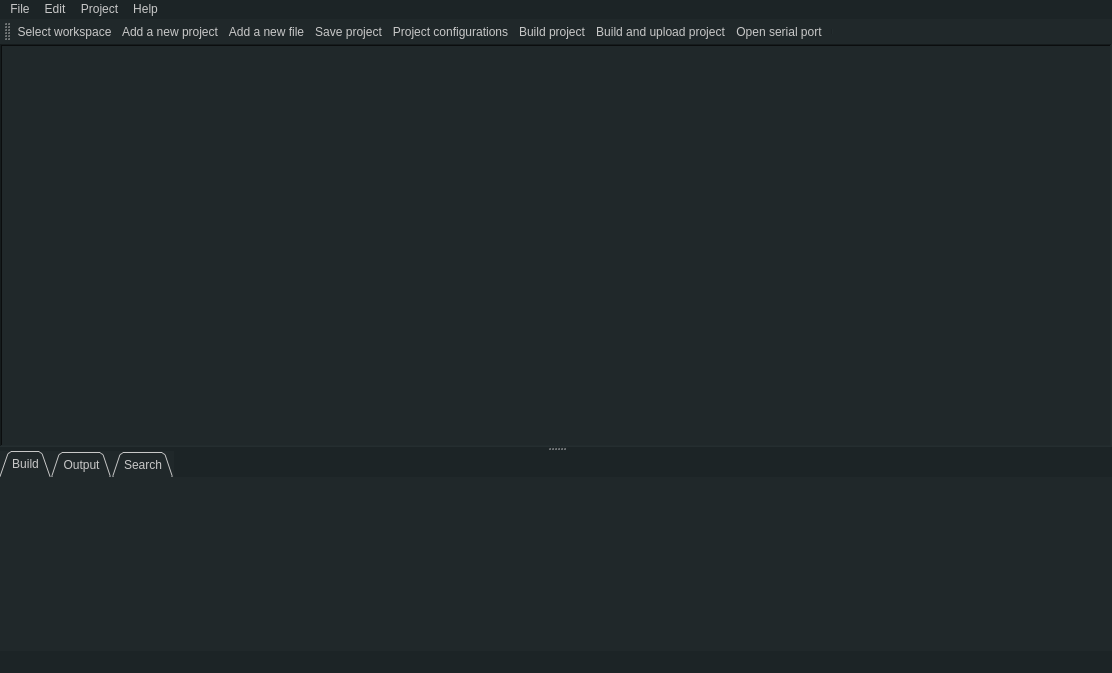
Qt form src/mainwindow.ui (aporto/mariamole) before a commit.
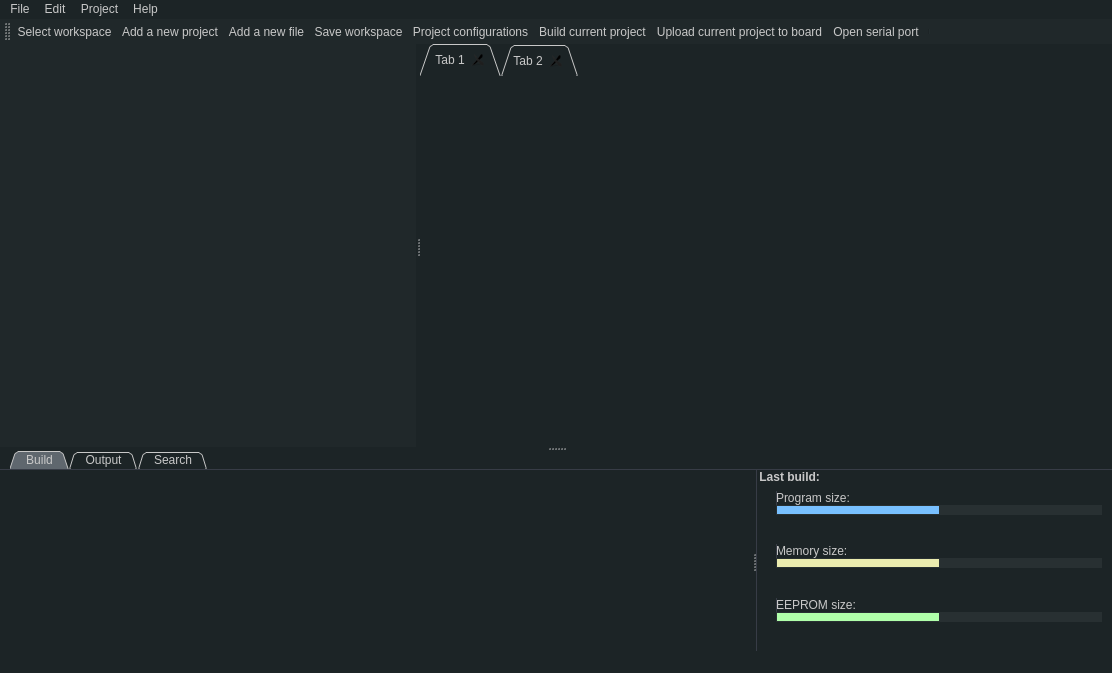
The same form after that commit. The open tabs and pages were chosen to show the change. Icons and pictures are not drawn.

The edit to the form file:
```diff
--- a/src/mainwindow.ui
+++ b/src/mainwindow.ui
@@ -17,9 +17,17 @@
    <bool>false</bool>
   </property>
   <property name="styleSheet">
-   <string notr="true">color:rgb(200,200,200);
-background-color: rgb(28, 36, 38);
-selection-background-color: rgb(68, 85, 89);</string>
+   <string notr="true"> QMenu {
+     background-color: red; /* sets background of the menu */
+     border: 1px solid black;
+ }
+
+QWidget {
+	color:rgb(200,200,200);
+	background-color: rgb(28, 36, 38);
+	selection-background-color: rgb(68, 85, 89);
+}
+</string>
   </property>
   <widget class="QWidget" name="centralWidget">
    <layout class="QGridLayout" name="gridLayout">
@@ -35,68 +43,141 @@
     <property name="bottomMargin">
      <number>0</number>
     </property>
-    <item row="1" column="0">
+    <item row="0" column="0">
      <widget class="QSplitter" name="splitter_2">
       <property name="orientation">
        <enum>Qt::Vertical</enum>
       </property>
       <widget class="QSplitter" name="splitter">
+       <property name="styleSheet">
+        <string notr="true">border: 0px solid;</string>
+       </property>
        <property name="orientation">
         <enum>Qt::Horizontal</enum>
        </property>
        <widget class="QTreeWidget" name="tree">
+        <property name="minimumSize">
+         <size>
+          <width>100</width>
+          <height>0</height>
+         </size>
+        </property>
         <property name="styleSheet">
-         <string notr="true"> background-color: rgb(32,40,42);
-outline: 0;
-border-image: none;</string>
+         <string notr="true"> QTreeView {
+	background-color: rgb(32,40,42);
+	color:rgb(145, 157, 167);
+	outline: 0;
+	border-image: none;
+}
+
+ QTreeView::branch:has-siblings:!adjoins-item {
+     border-image: none;
+ }
+
+ QTreeView::branch:has-siblings:adjoins-item {
+          border-image: none;
+ }
+
+ QTreeView::branch:!has-children:!has-siblings:adjoins-item {
+          border-image: none;
+ }
+
+ QTreeView::branch:has-children:!has-siblings:closed,
+ QTreeView::branch:closed:has-children:has-siblings {
+         border-image: none;
+         image: url(&quot;:/MainWindow/resources/tree_structure/stylesheet-branch-closed.png&quot;);
+ }
+
+ QTreeView::branch:open:has-children:!has-siblings,
+ QTreeView::branch:open:has-children:has-siblings  {
+         border-image: none;
+         image: url(&quot;:/MainWindow/resources/tree_structure/stylesheet-branch-open.png&quot;);
+ }</string>
         </property>
         <property name="frameShape">
-         <enum>QFrame::WinPanel</enum>
+         <enum>QFrame::Box</enum>
+        </property>
+        <property name="frameShadow">
+         <enum>QFrame::Plain</enum>
         </property>
         <property name="lineWidth">
-         <number>5</number>
+         <number>0</number>
+        </property>
+        <property name="midLineWidth">
+         <number>0</number>
+        </property>
+        <property name="sizeAdjustPolicy">
+         <enum>QAbstractScrollArea::AdjustToContentsOnFirstShow</enum>
+        </property>
+        <property name="showDropIndicator" stdset="0">
+         <bool>true</bool>
+        </property>
+        <property name="textElideMode">
+         <enum>Qt::ElideNone</enum>
         </property>
         <property name="rootIsDecorated">
+         <bool>true</bool>
+        </property>
+        <property name="uniformRowHeights">
          <bool>false</bool>
         </property>
         <property name="headerHidden">
          <bool>true</bool>
         </property>
+        <attribute name="headerCascadingSectionResizes">
+         <bool>false</bool>
+        </attribute>
+        <attribute name="headerDefaultSectionSize">
+         <number>500</number>
+        </attribute>
+        <attribute name="headerShowSortIndicator" stdset="0">
+         <bool>false</bool>
+        </attribute>
         <column>
          <property name="text">
           <string notr="true">1</string>
          </property>
         </column>
-        <column>
-         <property name="text">
-          <string>New Column</string>
-         </property>
-        </column>
-        <column>
-         <property name="text">
-          <string>New Column</string>
-         </property>
-        </column>
-        <column>
-         <property name="text">
-          <string>New Column</string>
-         </property>
-        </column>
-        <column>
-         <property name="text">
-          <string>New Column</string>
-         </property>
-        </column>
-        <column>
-         <property name="text">
-          <string>New Column</string>
-         </property>
-        </column>
-        <column>
-         <property name="text">
-          <string>New Column</string>
-         </property>
-        </column>
+       </widget>
+       <widget class="QTabWidget" name="editorTabs">
+        <property name="styleSheet">
+         <string notr="true">border-style: 0px solid;
+background-color: rgb(32, 40, 42);
+
+QTabBar::tab:selected, QTabBar::tab:hover {
+background: qlineargradient(x1: 0, y1: 0, x2: 0, y2: 1, stop: 0 #fafafa, stop: 0.4 #f4f4f4, stop: 0.5 #e7e7e7, stop: 1.0 #fafafa);
+}
+
+QTabBar::tab:selected {
+__border-color: red;
+__border-bottom-color: green; /* same as pane color */
+}
+QTabBar::tab:!selected {
+__margin-top: 2px; /* make non-selected tabs look smaller */
+}</string>
+        </property>
+        <property name="tabShape">
+         <enum>QTabWidget::Triangular</enum>
+        </property>
+        <property name="currentIndex">
+         <number>0</number>
+        </property>
+        <property name="tabsClosable">
+         <bool>true</bool>
+        </property>
+        <property name="movable">
+         <bool>false</bool>
+        </property>
+        <widget class="QWidget" name="widget">
+         <attribute name="title">
+          <string> Tab 1</string>
+         </attribute>
+        </widget>
+        <widget class="QWidget" name="tab_4">
+         <attribute name="title">
+          <string>Tab 2</string>
+         </attribute>
+        </widget>
        </widget>
       </widget>
       <widget class="QTabWidget" name="messageTabs">
@@ -107,8 +188,38 @@
         </size>
        </property>
        <property name="styleSheet">
-        <string notr="true">border-style:solid;
-background-color: rgb(32, 40, 42);</string>
+        <string notr="true"> QTabWidget::pane { /* The tab widget frame */
+     border-top: 1px solid rgb(55, 60,70);
+	border-bottom: none;
+ }
+
+ QTabWidget::tab-bar {
+     left: 10px; /* move to the right by 5px */
+ }
+
+ /* Style the tab using the tab sub-control. Note that
+     it reads QTabBar _not_ QTabWidget */
+ QTabBar::tab {
+     background: rgb(45, 53,60);
+     border: 1px solid rgb(55, 60,70);
+     _border-bottom-color: #C2C7CB; /* same as the pane color */
+     border-top-left-radius: 4px;
+     border-top-right-radius: 4px;
+     min-width: 8ex;
+     padding: 1px 15px;
+ }
+
+ QTabBar::tab:selected, QTabBar::tab:hover {
+     background: rgb(115, 123, 130);
+	_font-weight:bold;
+
+ }
+
+ QTabBar::tab:selected {
+          background: rgb(95, 103,110);
+     _border-bottom-color: #C2C7CB; /* same as pane color */
+ }
+</string>
        </property>
        <property name="tabShape">
         <enum>QTabWidget::Triangular</enum>
@@ -119,14 +230,11 @@
        <property name="tabsClosable">
         <bool>false</bool>
        </property>
-       <widget class="QWidget" name="tab">
+       <widget class="QWidget" name="tabBuildMessages">
         <attribute name="title">
          <string>Build</string>
         </attribute>
         <layout class="QGridLayout" name="gridLayout_3">
-         <property name="leftMargin">
-          <number>0</number>
-         </property>
          <property name="topMargin">
           <number>0</number>
          </property>
@@ -137,11 +245,383 @@
           <number>0</number>
          </property>
          <item row="0" column="0">
-          <widget class="QListWidget" name="listWidget"/>
+          <widget class="QSplitter" name="splitter_3">
+           <property name="minimumSize">
+            <size>
+             <width>5</width>
+             <height>0</height>
+            </size>
+           </property>
+           <property name="styleSheet">
+            <string notr="true">_background-color: rgb(18, 26, 28);</string>
+           </property>
+           <property name="orientation">
+            <enum>Qt::Horizontal</enum>
+           </property>
+           <widget class="QListWidget" name="buildMessages">
+            <property name="minimumSize">
+             <size>
+              <width>0</width>
+              <height>0</height>
+             </size>
+            </property>
+            <property name="font">
+             <font>
+              <pointsize>9</pointsize>
+             </font>
+            </property>
+            <property name="styleSheet">
+             <string notr="true">border:none;
+padding: 5px;
+background-color: rgb(28, 36, 38);</string>
+            </property>
+           </widget>
+           <widget class="QStackedWidget" name="buildStatus">
+            <property name="minimumSize">
+             <size>
+              <width>200</width>
+              <height>0</height>
+             </size>
+            </property>
+            <property name="maximumSize">
+             <size>
+              <width>400</width>
+              <height>16777215</height>
+             </size>
+            </property>
+            <property name="styleSheet">
+             <string notr="true">background-color: rgb(28, 36, 38);
+border-left: 1px solid rgb(55, 60,70);</string>
+            </property>
+            <property name="currentIndex">
+             <number>2</number>
+            </property>
+            <widget class="QWidget" name="page_3">
+             <widget class="QLabel" name="label_8">
+              <property name="geometry">
+               <rect>
+                <x>60</x>
+                <y>30</y>
+                <width>81</width>
+                <height>16</height>
+               </rect>
+              </property>
+              <property name="text">
+               <string>Not executed</string>
+              </property>
+             </widget>
+             <widget class="QLabel" name="label_9">
+              <property name="geometry">
+               <rect>
+                <x>0</x>
+                <y>0</y>
+                <width>81</width>
+                <height>16</height>
+               </rect>
+              </property>
+              <property name="font">
+               <font>
+                <weight>75</weight>
+                <bold>true</bold>
+               </font>
+              </property>
+              <property name="text">
+               <string> Last build:</string>
+              </property>
+             </widget>
+             <widget class="QLabel" name="label_6">
+              <property name="geometry">
+               <rect>
+                <x>30</x>
+                <y>30</y>
+                <width>21</width>
+                <height>16</height>
+               </rect>
+              </property>
+              <property name="text">
+               <string/>
+              </property>
+              <property name="pixmap">
+               <pixmap resource="mainwindow.qrc">:/MainWindow/resources/build_messages/build_messages_icon_info.png</pixmap>
+              </property>
+             </widget>
+            </widget>
+            <widget class="QWidget" name="page">
+             <widget class="QLabel" name="label_2">
+              <property name="geometry">
+               <rect>
+                <x>0</x>
+                <y>0</y>
+                <width>81</width>
+                <height>16</height>
+               </rect>
+              </property>
+              <property name="font">
+               <font>
+                <weight>75</weight>
+                <bold>true</bold>
+               </font>
+              </property>
+              <property name="text">
+               <string> Last build:</string>
+              </property>
+             </widget>
+             <widget class="QLabel" name="label_4">
+              <property name="geometry">
+               <rect>
+                <x>60</x>
+                <y>30</y>
+                <width>53</width>
+                <height>16</height>
+               </rect>
+              </property>
+              <property name="text">
+               <string>Failed</string>
+              </property>
+             </widget>
+             <widget class="QLabel" name="label_5">
+              <property name="geometry">
+               <rect>
+                <x>30</x>
+                <y>30</y>
+                <width>21</width>
+                <height>16</height>
+               </rect>
+              </property>
+              <property name="text">
+               <string/>
+              </property>
+              <property name="pixmap">
+               <pixmap resource="mainwindow.qrc">:/MainWindow/resources/build_messages/build_messages_icon_build_error.png</pixmap>
+              </property>
+             </widget>
+            </widget>
+            <widget class="QWidget" name="page_2">
+             <layout class="QGridLayout" name="gridLayout_4">
+              <property name="leftMargin">
+               <number>0</number>
+              </property>
+              <property name="topMargin">
+               <number>0</number>
+              </property>
+              <property name="rightMargin">
+               <number>0</number>
+              </property>
+              <property name="bottomMargin">
+               <number>0</number>
+              </property>
+              <item row="0" column="0">
+               <layout class="QVBoxLayout" name="verticalLayout_2">
+                <property name="spacing">
+                 <number>0</number>
+                </property>
+                <property name="rightMargin">
+                 <number>10</number>
+                </property>
+                <item>
+                 <widget class="QLabel" name="label_3">
+                  <property name="font">
+                   <font>
+                    <weight>75</weight>
+                    <bold>true</bold>
+                   </font>
+                  </property>
+                  <property name="text">
+                   <string> Last build:</string>
+                  </property>
+                 </widget>
+                </item>
+                <item>
+                 <spacer name="verticalSpacer">
+                  <property name="orientation">
+                   <enum>Qt::Vertical</enum>
+                  </property>
+                  <property name="sizeHint" stdset="0">
+                   <size>
+                    <width>20</width>
+                    <height>40</height>
+                   </size>
+                  </property>
+                 </spacer>
+                </item>
+                <item>
+                 <layout class="QVBoxLayout" name="verticalLayout">
+                  <property name="spacing">
+                   <number>0</number>
+                  </property>
+                  <property name="leftMargin">
+                   <number>20</number>
+                  </property>
+                  <item>
+                   <widget class="QLabel" name="lbProgramSize">
+                    <property name="text">
+                     <string>Program size:</string>
+                    </property>
+                   </widget>
+                  </item>
+                  <item>
+                   <widget class="QProgressBar" name="pbProgramSize">
+                    <property name="maximumSize">
+                     <size>
+                      <width>16777215</width>
+                      <height>10</height>
+                     </size>
+                    </property>
+                    <property name="styleSheet">
+                     <string notr="true"> QProgressBar {
+     border: 2px solid grey;
+     _text-align: center;
+color:white;
+ }
+QProgressBar:horizontal {
+border: 0px solid rgb(68, 85, 89);
+background: rgb(40,48,50);
+padding: 1px;
+}
+QProgressBar::chunk:horizontal {
+background: rgb(120, 192, 255);
+ss: rgb(69, 143, 208);
+}
+</string>
+                    </property>
+                    <property name="value">
+                     <number>50</number>
+                    </property>
+                    <property name="textVisible">
+                     <bool>false</bool>
+                    </property>
+                   </widget>
+                  </item>
+                  <item>
+                   <spacer name="verticalSpacer_3">
+                    <property name="orientation">
+                     <enum>Qt::Vertical</enum>
+                    </property>
+                    <property name="sizeHint" stdset="0">
+                     <size>
+                      <width>20</width>
+                      <height>40</height>
+                     </size>
+                    </property>
+                   </spacer>
+                  </item>
+                  <item>
+                   <widget class="QLabel" name="lbMemorySize">
+                    <property name="text">
+                     <string>Memory size:</string>
+                    </property>
+                   </widget>
+                  </item>
+                  <item>
+                   <widget class="QProgressBar" name="pbMemorySize">
+                    <property name="maximumSize">
+                     <size>
+                      <width>16777215</width>
+                      <height>10</height>
+                     </size>
+                    </property>
+                    <property name="styleSheet">
+                     <string notr="true"> QProgressBar {
+     border: 2px solid grey;
+     _text-align: center;
+	color:white;
+ }
+QProgressBar:horizontal {
+border: 0px solid rgb(68, 85, 89);
+background: rgb(40,48,50);
+padding: 1px;
+}
+QProgressBar::chunk:horizontal {
+background: rgb(235, 236, 175);
+ss: rgb(69, 143, 208);
+}
+</string>
+                    </property>
+                    <property name="value">
+                     <number>50</number>
+                    </property>
+                    <property name="textVisible">
+                     <bool>false</bool>
+                    </property>
+                   </widget>
+                  </item>
+                  <item>
+                   <spacer name="verticalSpacer_4">
+                    <property name="orientation">
+                     <enum>Qt::Vertical</enum>
+                    </property>
+                    <property name="sizeHint" stdset="0">
+                     <size>
+                      <width>20</width>
+                      <height>40</height>
+                     </size>
+                    </property>
+                   </spacer>
+                  </item>
+                  <item>
+                   <widget class="QLabel" name="lbEEPROMSize">
+                    <property name="text">
+                     <string>EEPROM size:</string>
+                    </property>
+                   </widget>
+                  </item>
+                  <item>
+                   <widget class="QProgressBar" name="pbEEPROMSize">
+                    <property name="maximumSize">
+                     <size>
+                      <width>16777215</width>
+                      <height>10</height>
+                     </size>
+                    </property>
+                    <property name="styleSheet">
+                     <string notr="true"> QProgressBar {
+     border: 2px solid grey;
+     _text-align: center;
+color:white;
+ }
+QProgressBar:horizontal {
+border: 0px solid rgb(68, 85, 89);
+background: rgb(40,48,50);padding: 1px;
+}
+QProgressBar::chunk:horizontal {
+background:rgb(176, 255, 170);
+ss: rgb(69, 143, 208);
+}
+</string>
+                    </property>
+                    <property name="value">
+                     <number>50</number>
+                    </property>
+                    <property name="textVisible">
+                     <bool>false</bool>
+                    </property>
+                   </widget>
+                  </item>
+                  <item>
+                   <spacer name="verticalSpacer_2">
+                    <property name="orientation">
+                     <enum>Qt::Vertical</enum>
+                    </property>
+                    <property name="sizeHint" stdset="0">
+                     <size>
+                      <width>20</width>
+                      <height>40</height>
+                     </size>
+                    </property>
+                   </spacer>
+                  </item>
+                 </layout>
+                </item>
+               </layout>
+              </item>
+             </layout>
+            </widget>
+           </widget>
+          </widget>
          </item>
         </layout>
        </widget>
-       <widget class="QWidget" name="tab_2">
+       <widget class="QWidget" name="tabOutput">
         <attribute name="title">
          <string>Output</string>
         </attribute>
@@ -158,8 +638,19 @@
          <property name="bottomMargin">
           <number>0</number>
          </property>
-         <item row="0" column="0">
-          <widget class="QTextBrowser" name="textBrowser"/>
+         <item row="1" column="0">
+          <widget class="QTextBrowser" name="outputWindow">
+           <property name="font">
+            <font>
+             <family>Segoe UI</family>
+             <pointsize>9</pointsize>
+            </font>
+           </property>
+           <property name="styleSheet">
+            <string notr="true">border:none;
+padding: 5px;</string>
+           </property>
+          </widget>
          </item>
         </layout>
        </widget>
@@ -263,18 +754,30 @@
      <x>0</x>
      <y>0</y>
      <width>1112</width>
-     <height>29</height>
+     <height>26</height>
     </rect>
    </property>
    <property name="styleSheet">
-    <string notr="true">background-color: rgb(28, 36, 38)</string>
+    <string notr="true">QMenuBar{
+	background-color: rgb(28, 36, 38);
+	border:0px;
+}
+
+ QMenu {
+     background-color: rgb(52, 60, 62); 
+     border: 1px solid black;
+ }
+</string>
    </property>
    <widget class="QMenu" name="menuFile">
+    <property name="styleSheet">
+     <string notr="true"/>
+    </property>
     <property name="title">
      <string>File</string>
     </property>
     <addaction name="actionSwitch_workspace"/>
-    <addaction name="actionSave_workspace"/>
+    <addaction name="actionSave_Workspace"/>
     <addaction name="actionSave_workspace_as"/>
     <addaction name="actionReload_workspace"/>
     <addaction name="separator"/>
@@ -283,11 +786,19 @@
     <addaction name="actionRemove_file"/>
     <addaction name="actionOpen_file"/>
     <addaction name="separator"/>
-    <addaction name="actionSave_File"/>
     <addaction name="actionOpen_workspace_folder"/>
     <addaction name="separator"/>
     <addaction name="actionExit"/>
    </widget>
+   <widget class="QMenu" name="menuEdit">
+    <property name="title">
+     <string>Edit</string>
+    </property>
+    <addaction name="actionSearch"/>
+    <addaction name="actionFormat_code"/>
+    <addaction name="separator"/>
+    <addaction name="actionPrefereces"/>
+   </widget>
    <widget class="QMenu" name="menuProject">
     <property name="title">
      <string>Project</string>
@@ -296,13 +807,12 @@
     <addaction name="actionRename"/>
     <addaction name="actionRemove"/>
     <addaction name="separator"/>
-    <addaction name="actionEdit_configuration"/>
+    <addaction name="actionProject_configurations"/>
     <addaction name="separator"/>
     <addaction name="actionOpen_serial_port_2"/>
     <addaction name="actionClean_current_project"/>
-    <addaction name="actionClean_project_and_core_libraries"/>
-    <addaction name="actionBuild_current_project"/>
-    <addaction name="actionUpload_to_board"/>
+    <addaction name="actionBuild_project"/>
+    <addaction name="actionBuild_and_upload_project"/>
    </widget>
    <widget class="QMenu" name="menuHelp">
     <property name="title">
@@ -315,15 +825,6 @@
     <addaction name="separator"/>
     <addaction name="actionOpen_Arduino_online_help"/>
    </widget>
-   <widget class="QMenu" name="menuEdit">
-    <property name="title">
-     <string>Edit</string>
-    </property>
-    <addaction name="actionSearch"/>
-    <addaction name="actionFormat_code"/>
-    <addaction name="separator"/>
-    <addaction name="actionPrefereces"/>
-   </widget>
    <addaction name="menuFile"/>
    <addaction name="menuEdit"/>
    <addaction name="menuProject"/>
@@ -334,12 +835,6 @@
     <string notr="true">background-color: rgb(32, 40, 42);
 border:none;</string>
    </property>
-   <property name="iconSize">
-    <size>
-     <width>24</width>
-     <height>24</height>
-    </size>
-   </property>
    <property name="toolButtonStyle">
     <enum>Qt::ToolButtonFollowStyle</enum>
    </property>
@@ -352,7 +847,7 @@
    <addaction name="actionSelect_workspace"/>
    <addaction name="actionAdd_a_new_project"/>
    <addaction name="actionAdd_a_new_file"/>
-   <addaction name="actionSave_project"/>
+   <addaction name="actionSave_Workspace"/>
    <addaction name="actionProject_configurations"/>
    <addaction name="actionBuild_project"/>
    <addaction name="actionBuild_and_upload_project"/>
@@ -388,19 +883,22 @@
   <action name="actionAdd_a_new_file">
    <property name="icon">
     <iconset resource="mainwindow.qrc">
-     <normaloff>:/MainWindow/resources/add_file.png</normaloff>:/MainWindow/resources/add_file.png</iconset>
+     <normaloff>:/MainWindow/resources/toolbar/create_file.png</normaloff>:/MainWindow/resources/toolbar/create_file.png</iconset>
    </property>
    <property name="text">
     <string>Add a new file</string>
    </property>
   </action>
-  <action name="actionSave_project">
+  <action name="actionSave_Workspace">
    <property name="icon">
     <iconset resource="mainwindow.qrc">
      <normaloff>:/MainWindow/resources/save_all.png</normaloff>:/MainWindow/resources/save_all.png</iconset>
    </property>
    <property name="text">
-    <string>Save project</string>
+    <string>Save workspace</string>
+   </property>
+   <property name="toolTip">
+    <string>Save workspace</string>
    </property>
   </action>
   <action name="actionProject_configurations">
@@ -418,7 +916,7 @@
      <normaloff>:/MainWindow/resources/compile.png</normaloff>:/MainWindow/resources/compile.png</iconset>
    </property>
    <property name="text">
-    <string>Build project</string>
+    <string>Build current project</string>
    </property>
   </action>
   <action name="actionBuild_and_upload_project">
@@ -427,7 +925,7 @@
      <normaloff>:/MainWindow/resources/upload.png</normaloff>:/MainWindow/resources/upload.png</iconset>
    </property>
    <property name="text">
-    <string>Build and upload project</string>
+    <string>Upload current project to board</string>
    </property>
   </action>
   <action name="actionOpen_serial_port">
@@ -444,11 +942,6 @@
     <string>Switch workspace</string>
    </property>
   </action>
-  <action name="actionSave_workspace">
-   <property name="text">
-    <string>Save workspace</string>
-   </property>
-  </action>
   <action name="actionSave_workspace_as">
    <property name="text">
     <string>Save workspace as</string>
@@ -539,21 +1032,6 @@
     <string>Clean current project</string>
    </property>
   </action>
-  <action name="actionClean_project_and_core_libraries">
-   <property name="text">
-    <string>Clean project and core libraries</string>
-   </property>
-  </action>
-  <action name="actionBuild_current_project">
-   <property name="text">
-    <string>Build current project</string>
-   </property>
-  </action>
-  <action name="actionUpload_to_board">
-   <property name="text">
-    <string>Upload to board</string>
-   </property>
-  </action>
   <action name="actionAbout">
    <property name="text">
     <string>About</string>
@@ -579,11 +1057,6 @@
     <string>Open Arduino online help</string>
    </property>
   </action>
-  <action name="actionSave_File">
-   <property name="text">
-    <string>Save file</string>
-   </property>
-  </action>
  </widget>
  <layoutdefault spacing="6" margin="11"/>
  <resources>
```
